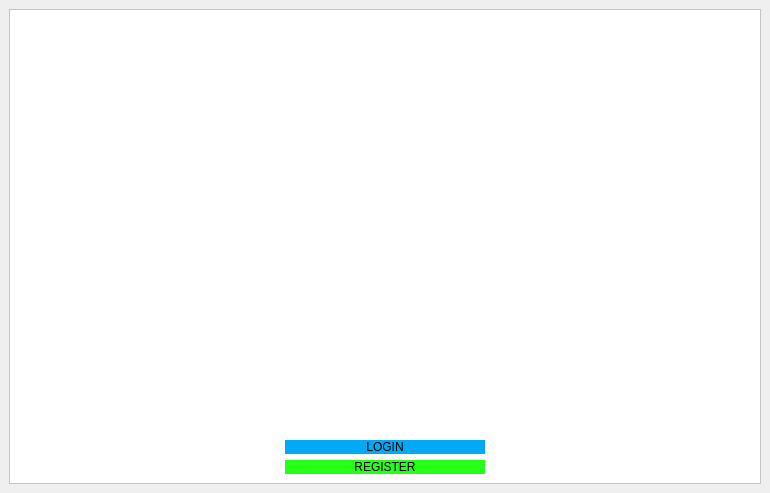
ahmedjasarevic/Bike-Shop, file mainwindow.ui: the form before one commit.
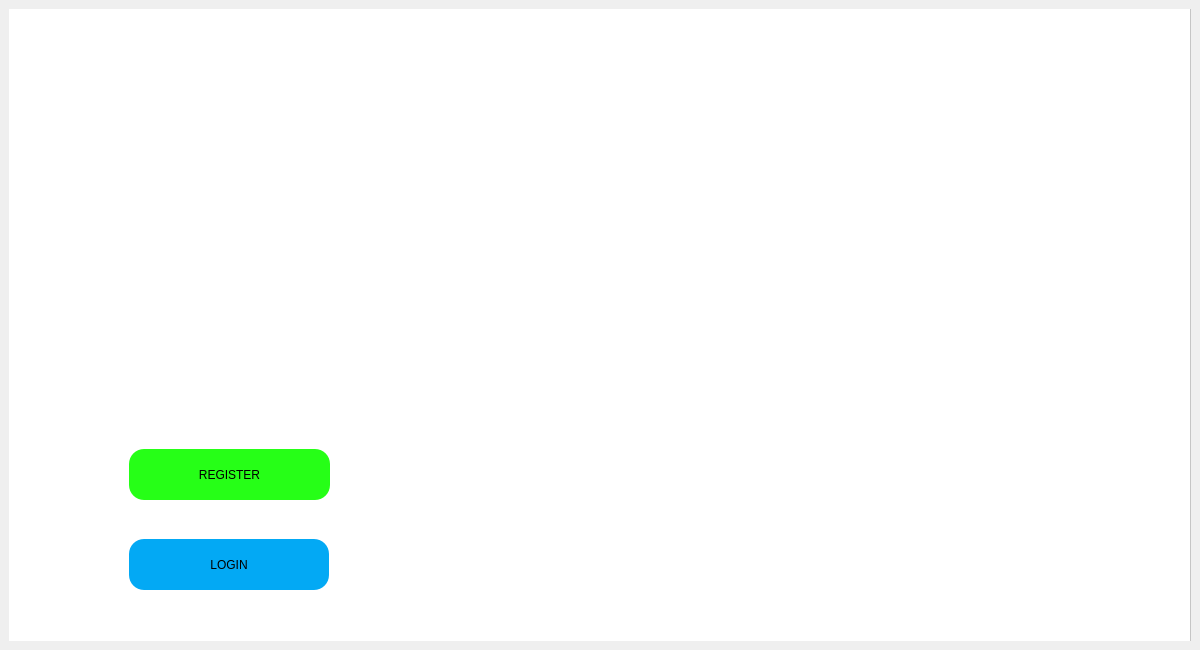
The form after the commit. Icons and pictures are not drawn.

The edit to the form file:
```diff
--- a/mainwindow.ui
+++ b/mainwindow.ui
@@ -6,10 +6,22 @@
    <rect>
     <x>0</x>
     <y>0</y>
-    <width>770</width>
-    <height>493</height>
+    <width>1200</width>
+    <height>650</height>
    </rect>
   </property>
+  <property name="minimumSize">
+   <size>
+    <width>1200</width>
+    <height>650</height>
+   </size>
+  </property>
+  <property name="maximumSize">
+   <size>
+    <width>1200</width>
+    <height>650</height>
+   </size>
+  </property>
   <property name="windowTitle">
    <string>Bike Shop</string>
   </property>
@@ -22,6 +34,12 @@
 }</string>
   </property>
   <widget class="QWidget" name="centralwidget">
+   <property name="minimumSize">
+    <size>
+     <width>707</width>
+     <height>407</height>
+    </size>
+   </property>
    <layout class="QHBoxLayout" name="horizontalLayout">
     <item>
      <widget class="QFrame" name="frame">
@@ -34,22 +52,49 @@
       <property name="frameShadow">
        <enum>QFrame::Raised</enum>
       </property>
-      <layout class="QGridLayout" name="gridLayout_2">
-       <item row="1" column="3" rowspan="2">
-        <spacer name="horizontalSpacer_2">
-         <property name="orientation">
-          <enum>Qt::Horizontal</enum>
-         </property>
-         <property name="sizeHint" stdset="0">
-          <size>
-           <width>40</width>
-           <height>20</height>
-          </size>
-         </property>
-        </spacer>
-       </item>
-       <item row="1" column="1" colspan="2">
+      <widget class="QLabel" name="label">
+       <property name="geometry">
+        <rect>
+         <x>-20</x>
+         <y>-18</y>
+         <width>1201</width>
+         <height>651</height>
+        </rect>
+       </property>
+       <property name="styleSheet">
+        <string notr="true">border-image:url(:/new/prefix1/bikeshopwelcome.jpg);
+</string>
+       </property>
+       <property name="text">
+        <string/>
+       </property>
+      </widget>
+      <widget class="QPushButton" name="registerButton">
+       <property name="geometry">
+        <rect>
+         <x>120</x>
+         <y>440</y>
+         <width>201</width>
+         <height>51</height>
+        </rect>
+       </property>
+       <property name="styleSheet">
+        <string notr="true">background:rgb(38, 255, 23);
+border-radius: 15px;</string>
+       </property>
+       <property name="text">
+        <string>REGISTER</string>
+       </property>
+      </widget>
         <widget class="QPushButton" name="loginButton">
+       <property name="geometry">
+        <rect>
+         <x>120</x>
+         <y>530</y>
+         <width>200</width>
+         <height>51</height>
+        </rect>
+       </property>
          <property name="minimumSize">
           <size>
            <width>200</width>
@@ -73,43 +118,6 @@
           <string>LOGIN</string>
          </property>
         </widget>
-       </item>
-       <item row="2" column="1" colspan="2">
-        <widget class="QPushButton" name="registerButton">
-         <property name="styleSheet">
-          <string notr="true">background:rgb(38, 255, 23);
-border-radius: 15px;</string>
-         </property>
-         <property name="text">
-          <string>REGISTER</string>
-         </property>
-        </widget>
-       </item>
-       <item row="1" column="0" rowspan="2">
-        <spacer name="horizontalSpacer">
-         <property name="orientation">
-          <enum>Qt::Horizontal</enum>
-         </property>
-         <property name="sizeHint" stdset="0">
-          <size>
-           <width>40</width>
-           <height>20</height>
-          </size>
-         </property>
-        </spacer>
-       </item>
-       <item row="0" column="0" colspan="4">
-        <widget class="QLabel" name="label">
-         <property name="styleSheet">
-          <string notr="true">border-image:url(:/new/prefix1/bikeshopwelcome.jpg);
-</string>
-         </property>
-         <property name="text">
-          <string/>
-         </property>
-        </widget>
-       </item>
-      </layout>
      </widget>
     </item>
    </layout>
```
Lines whose indentation alone changed are shown as unchanged.
